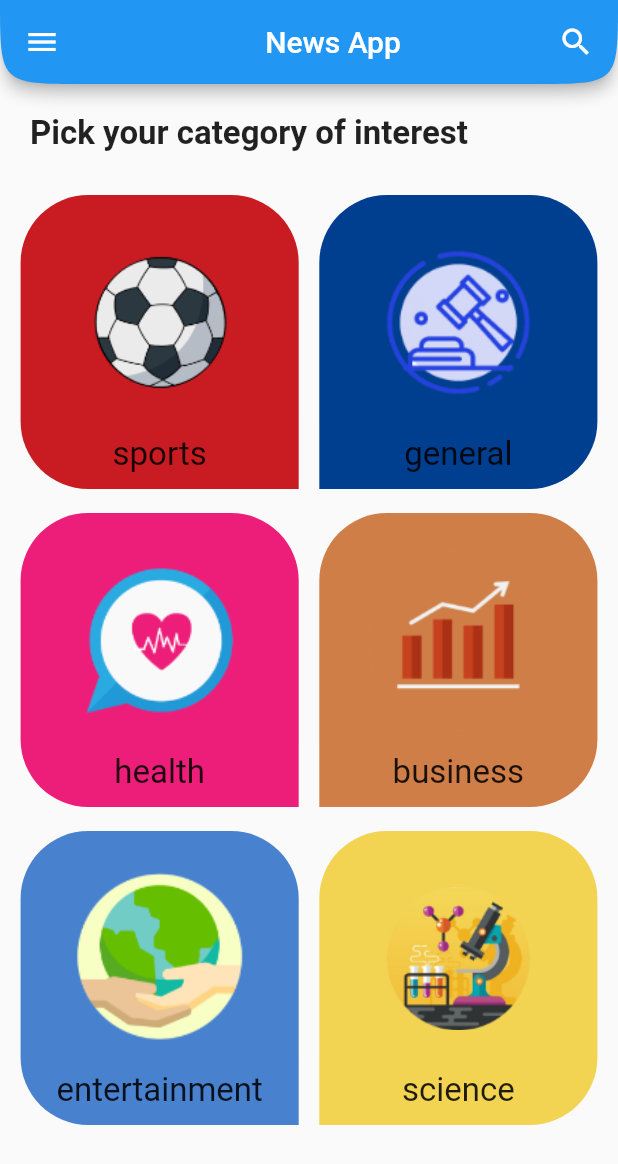
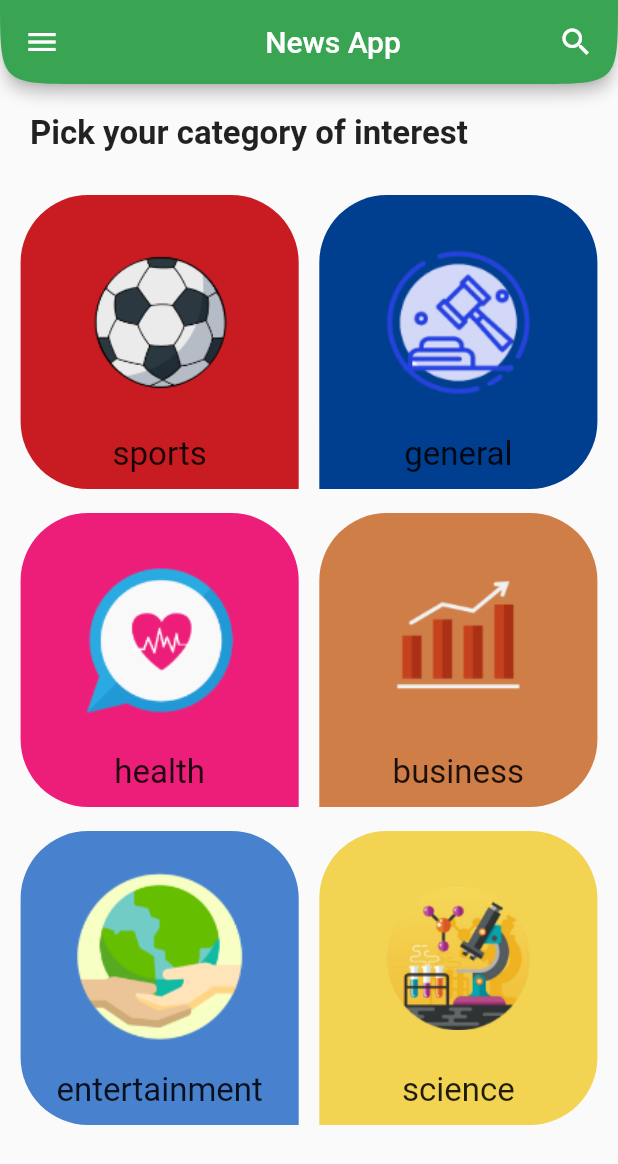
Before and after one commit to mahmoudelruby/news-application, a Flutter app: the screen it shows after launch, on a phone screen of 412 x 824 dp. Shown: the top 1164 px of the screen. Run offline on Flutter 3.47's test engine with Material 2 defaults, Android fonts, the phone set to English and light mode, and no system bars.

```diff
--- a/lib/main.dart
+++ b/lib/main.dart
@@ -26,7 +26,6 @@ class MyApp extends StatelessWidget {
 class MyThemeData {
   static var PrimaryColor = Color.fromARGB(255, 57, 165, 82);
   static var AccentColor = Color.fromARGB(255, 255, 255, 255);
-
   static var red = Color.fromARGB(255, 201, 28, 34);
   static var blue = Color.fromARGB(255, 0, 62, 144);
   static var pink = Color.fromARGB(255, 237, 30, 121);
--- a/lib/ui/NewsApp.dart
+++ b/lib/ui/NewsApp.dart
@@ -20,6 +20,7 @@ class _NewsAppState extends State<NewsApp> {
     return Scaffold(
       drawer: DrawerWidget(onSideMenuItemClick),
       appBar: AppBar(
+        backgroundColor: MyThemeData.PrimaryColor,
         shape: ContinuousRectangleBorder(
             borderRadius: BorderRadius.only(
                 bottomLeft: Radius.circular(100),
@@ -30,6 +31,7 @@ class _NewsAppState extends State<NewsApp> {
             Spacer(), Icon(Icons.search)],
         ),
       ),
+
       body: selectedCategory != null
           ? HomeFragment(selectedCategory)
           : CategoriesFragment(onCategoryItemClick),
```
Also changed, not shown: pubspec.lock.
